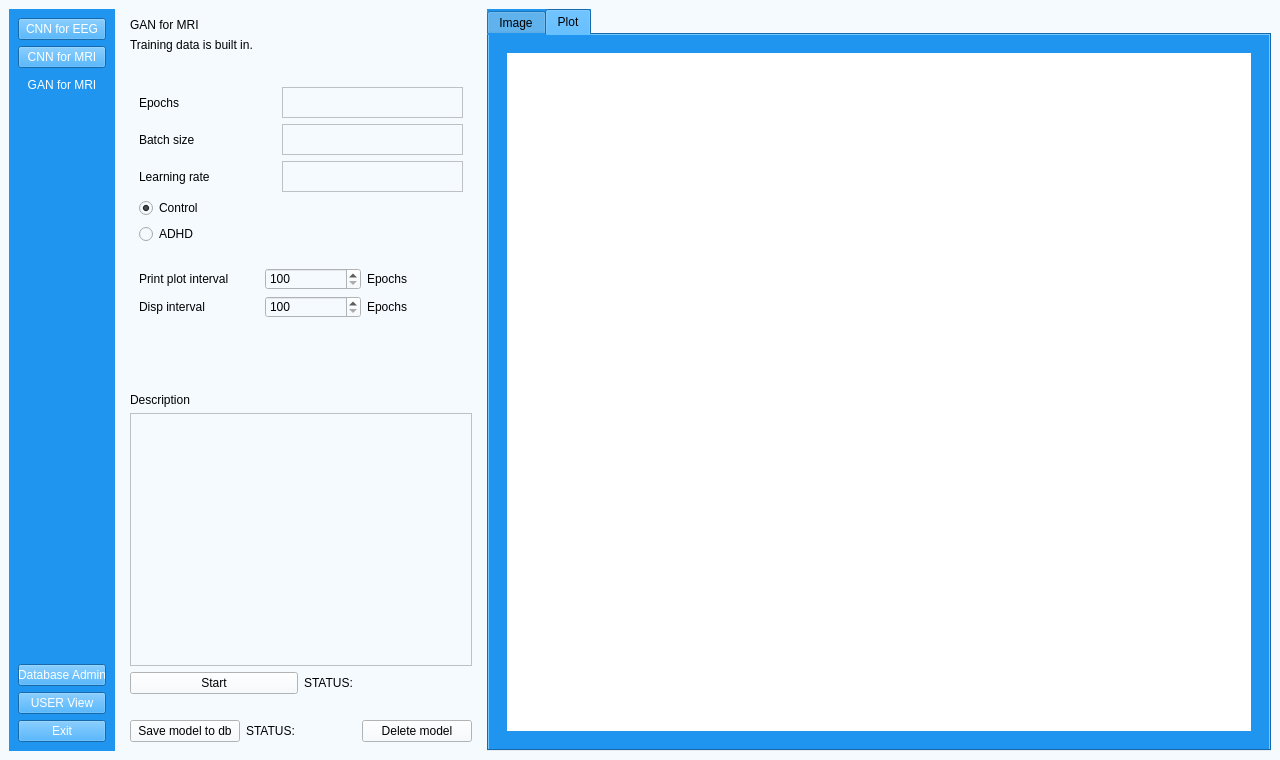
Qt form UI/aUI_projekt_GAN.ui (matimusial/ADHDPredictorApp) before a commit.
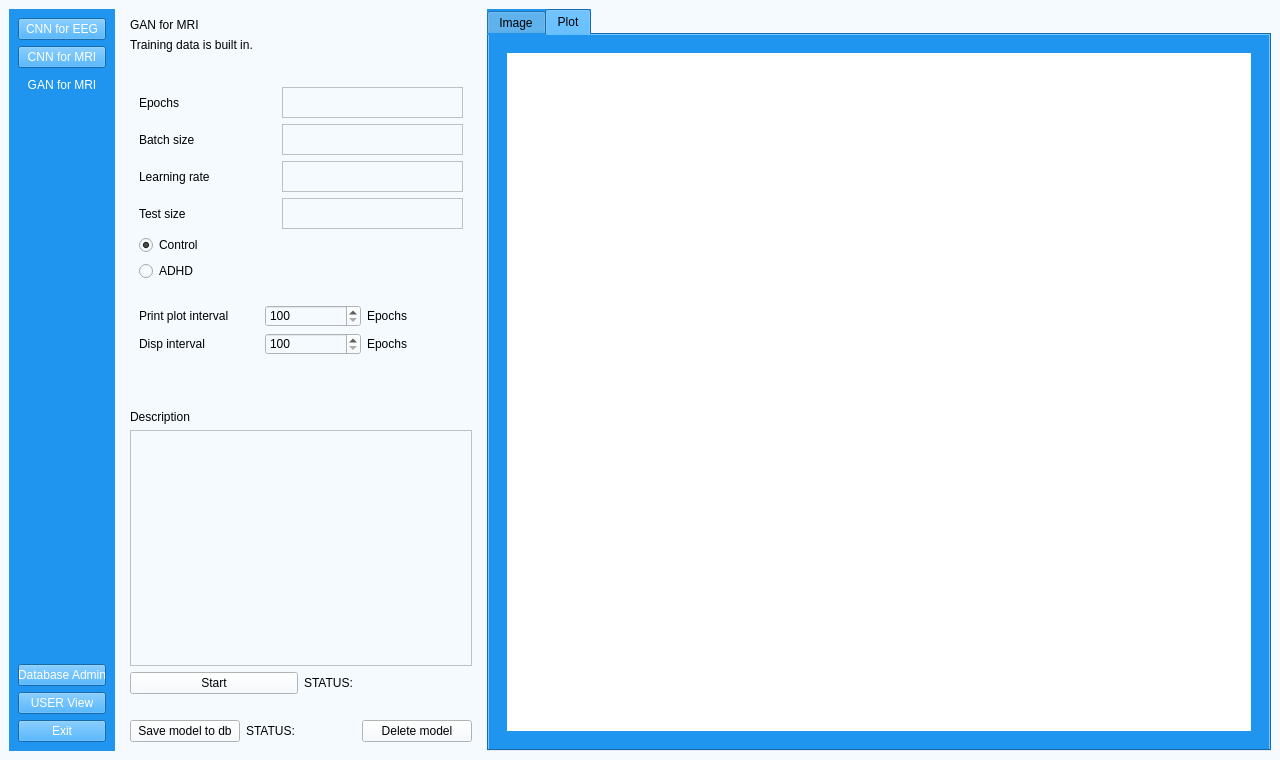
The same form after that commit. Icons and pictures are not drawn.

```diff
--- a/UI/aUI_projekt_GAN.ui
+++ b/UI/aUI_projekt_GAN.ui
@@ -273,6 +273,33 @@
                   </item>
                  </layout>
                 </item>
+                <item>
+                 <layout class="QHBoxLayout" name="horizontalLayout_4">
+                  <item>
+                   <widget class="QLabel" name="Test_size">
+                    <property name="text">
+                     <string>Test size</string>
+                    </property>
+                   </widget>
+                  </item>
+                  <item>
+                   <widget class="QTextEdit" name="textEdit_test_size">
+                    <property name="minimumSize">
+                     <size>
+                      <width>181</width>
+                      <height>31</height>
+                     </size>
+                    </property>
+                    <property name="maximumSize">
+                     <size>
+                      <width>181</width>
+                      <height>31</height>
+                     </size>
+                    </property>
+                   </widget>
+                  </item>
+                 </layout>
+                </item>
                 <item>
                  <widget class="QRadioButton" name="radioButton_Control">
                   <property name="text">
```
